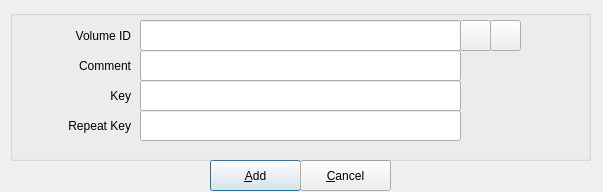
Qt form zuluCrypt-gui/walletconfiginput.ui (mhogomchungu/zuluCrypt) before a commit.
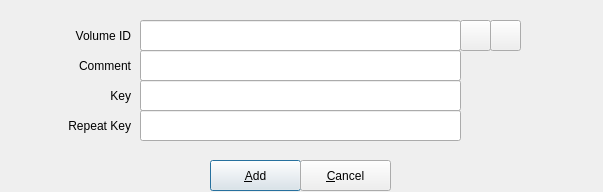
The same form after that commit.

Patch:
```diff
--- a/zuluCrypt-gui/walletconfiginput.ui
+++ b/zuluCrypt-gui/walletconfiginput.ui
@@ -39,7 +39,7 @@
     <string>&amp;Cancel</string>
    </property>
   </widget>
-  <widget class="QGroupBox" name="groupBox">
+  <widget class="QFrame" name="frame">
    <property name="geometry">
     <rect>
      <x>10</x>
@@ -48,9 +48,6 @@
      <height>151</height>
     </rect>
    </property>
-   <property name="title">
-    <string/>
-   </property>
    <widget class="QLabel" name="label">
     <property name="geometry">
      <rect>
```
